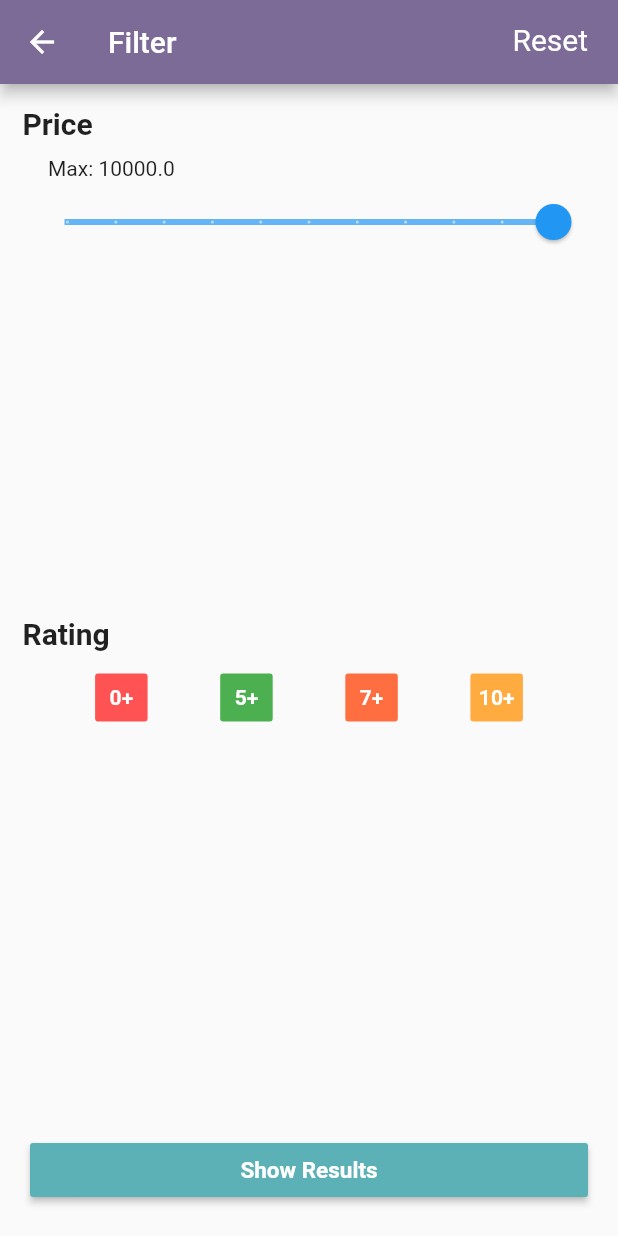
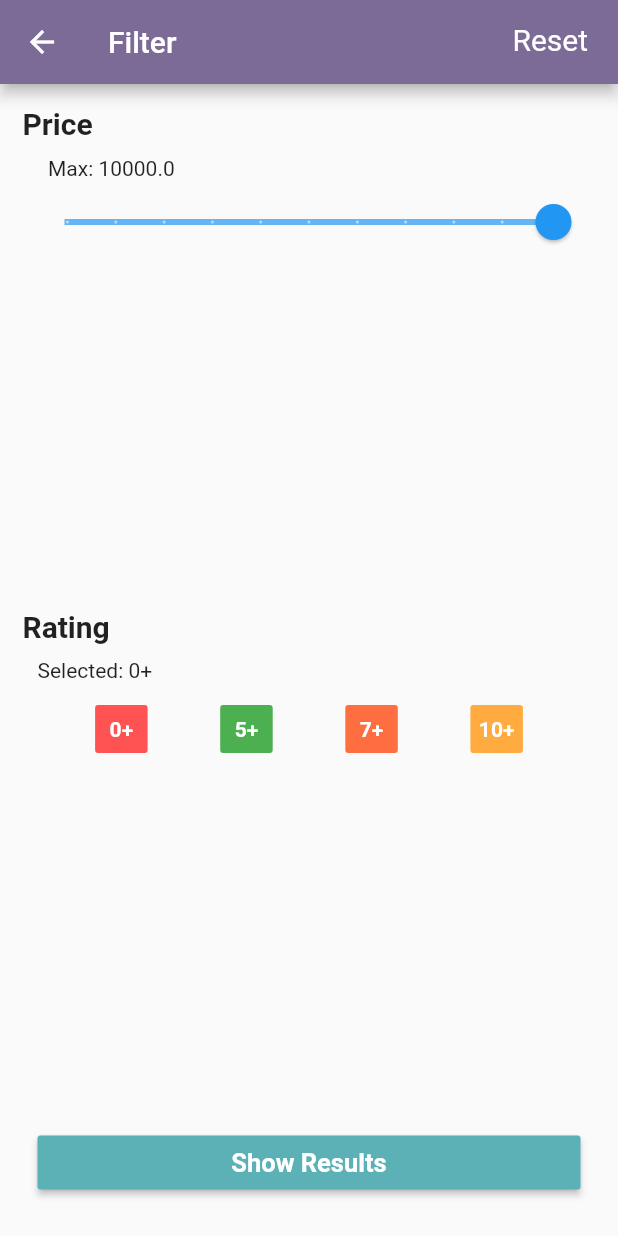
Before and after one commit to acharjeeauntor/Reco_App, a Flutter app: the FilteredScreen screen opened directly, on a phone screen of 412 x 824 dp. Run offline on Flutter 3.47's test engine with Material 2 defaults, Android fonts, the light colour scheme and no system bars; our stand-ins replace connectivity, share; network calls fail; Roboto replaces fonts that are missing (Hindi).

Commit message:
Complete Filter and Sort section.

```diff
--- a/lib/screens/filteredScreen.dart
+++ b/lib/screens/filteredScreen.dart
@@ -104,6 +104,13 @@ class _FilteredScreenState extends State<FilteredScreen> {
                           TextStyle(fontSize: 20, fontWeight: FontWeight.bold),
                     ),
                     SizedBox(
+                      height: 10,
+                    ),
+                    Container(
+                      child: Text('Selected: $rating+'),
+                      margin: EdgeInsets.only(left: 10),
+                    ),
+                    SizedBox(
                       height: 15,
                     ),
                     Row(
@@ -114,25 +121,31 @@ class _FilteredScreenState extends State<FilteredScreen> {
                         ratting(context, Colors.deepOrangeAccent, 7),
                         ratting(context, Colors.orangeAccent, 10),
                       ],
-                    )
+                    ),
                   ],
                 ),
               ),
             ),
           ),
           Container(
-            margin: EdgeInsets.all(20),
+            margin: EdgeInsets.all(25),
             width: MediaQuery.of(context).size.width,
             child: RaisedButton(
-//              color: Colors.blueAccent,
               color: Theme.of(context).accentColor,
-              onPressed: () {},
-              child: Text(
-                "Show Results",
-                style: TextStyle(
-                    color: Colors.white,
-                    fontSize: 15,
-                    fontWeight: FontWeight.bold),
+              onPressed: () {
+                print("Rating:$rating");
+                print("Price:$price");
+                Navigator.pop(context);
+              },
+              child: Padding(
+                padding: const EdgeInsets.all(8.0),
+                child: Text(
+                  "Show Results",
+                  style: TextStyle(
+                      color: Colors.white,
+                      fontSize: 17,
+                      fontWeight: FontWeight.bold),
+                ),
               ),
             ),
           ),
```
Also changed, not shown: lib/screens/mainScreen.dart (+86 -4 lines).
